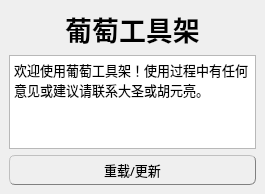
lonegather/Barbarian, file commons/ui/main.ui: the form before one commit.
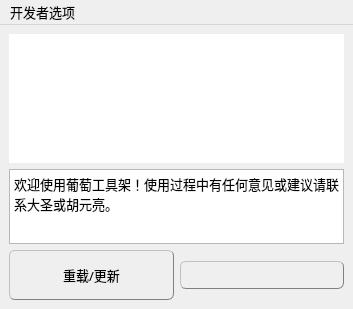
The form after the commit. Icons and pictures are not drawn.

What changed in the file:
```diff
--- a/commons/ui/main.ui
+++ b/commons/ui/main.ui
@@ -6,16 +6,10 @@
    <rect>
     <x>0</x>
     <y>0</y>
-    <width>265</width>
-    <height>194</height>
+    <width>353</width>
+    <height>309</height>
    </rect>
   </property>
-  <property name="minimumSize">
-   <size>
-    <width>265</width>
-    <height>0</height>
-   </size>
-  </property>
   <property name="font">
    <font>
     <family>微软雅黑</family>
@@ -112,7 +106,7 @@
                                 stop:0 rgba(20, 20, 20, 255), 
                                 stop:0.3 rgba(40, 40, 40, 255), 
                                 stop:1 rgba(50, 50, 50, 255));
-    selection-background-color: black;
+    selection-background-color: purple;
 }
 
 QLineEdit {
@@ -123,7 +117,7 @@
                                 stop:0 rgba(20, 20, 20, 255), 
                                 stop:0.3 rgba(40, 40, 40, 255), 
                                 stop:1 rgba(50, 50, 50, 255));
-    selection-background-color: black;
+    selection-background-color: purple;
 }
 
 QComboBox{
@@ -163,7 +157,7 @@
 
 QComboBox QAbstractItemView {
     border: 1px solid grap;
-    selection-background-color: black;
+    selection-background-color: purple;
 }
 
 QPushButton{
@@ -201,6 +195,12 @@
      <layout class="QHBoxLayout" name="horizontalLayout">
       <item>
        <widget class="QLabel" name="label">
+        <property name="minimumSize">
+         <size>
+          <width>333</width>
+          <height>129</height>
+         </size>
+        </property>
         <property name="font">
          <font>
           <family>微软雅黑</family>
@@ -209,8 +209,16 @@
           <bold>true</bold>
          </font>
         </property>
+        <property name="styleSheet">
+         <string notr="true">QLabel{
+	background-color: white
+}</string>
+        </property>
         <property name="text">
-         <string>葡萄工具架</string>
+         <string/>
+        </property>
+        <property name="pixmap">
+         <pixmap>../icons/logoBig.png</pixmap>
         </property>
         <property name="alignment">
          <set>Qt::AlignCenter</set>
@@ -236,11 +244,13 @@
      </widget>
     </item>
     <item>
+     <layout class="QHBoxLayout" name="horizontalLayout_2">
+      <item>
      <widget class="QPushButton" name="pushButton">
       <property name="minimumSize">
        <size>
         <width>0</width>
-        <height>30</height>
+          <height>50</height>
        </size>
       </property>
       <property name="font">
@@ -260,6 +270,21 @@
       </property>
      </widget>
     </item>
+      <item>
+       <widget class="QPushButton" name="pushButton_3">
+        <property name="text">
+         <string/>
+        </property>
+        <property name="+visible" stdset="0">
+         <string>False</string>
+        </property>
+        <property name="+command" stdset="0">
+         <string>lambda *_: barbarian.utils.config.Main.UI().debug()</string>
+        </property>
+       </widget>
+      </item>
+     </layout>
+    </item>
    </layout>
   </widget>
   <widget class="QMenuBar" name="menuBar">
@@ -267,11 +292,39 @@
     <rect>
      <x>0</x>
      <y>0</y>
-     <width>265</width>
-     <height>23</height>
+     <width>353</width>
+     <height>25</height>
     </rect>
    </property>
-  </widget>
+   <property name="font">
+    <font>
+     <family>微软雅黑</family>
+     <pointsize>10</pointsize>
+    </font>
+   </property>
+   <widget class="QMenu" name="mainMenu">
+    <property name="title">
+     <string>开发者选项</string>
+    </property>
+    <addaction name="actionDebug"/>
+   </widget>
+   <addaction name="mainMenu"/>
+  </widget>
+  <action name="actionDebug">
+   <property name="icon">
+    <iconset>
+     <normaloff>../icons/debug.png</normaloff>../icons/debug.png</iconset>
+   </property>
+   <property name="text">
+    <string>连接调试服务器</string>
+   </property>
+   <property name="font">
+    <font>
+     <family>微软雅黑</family>
+     <pointsize>10</pointsize>
+    </font>
+   </property>
+  </action>
  </widget>
  <resources/>
  <connections/>
```
Left out of the diff: 22 changed lines with no effect on the pictures. Lines whose indentation alone changed are shown as unchanged.
